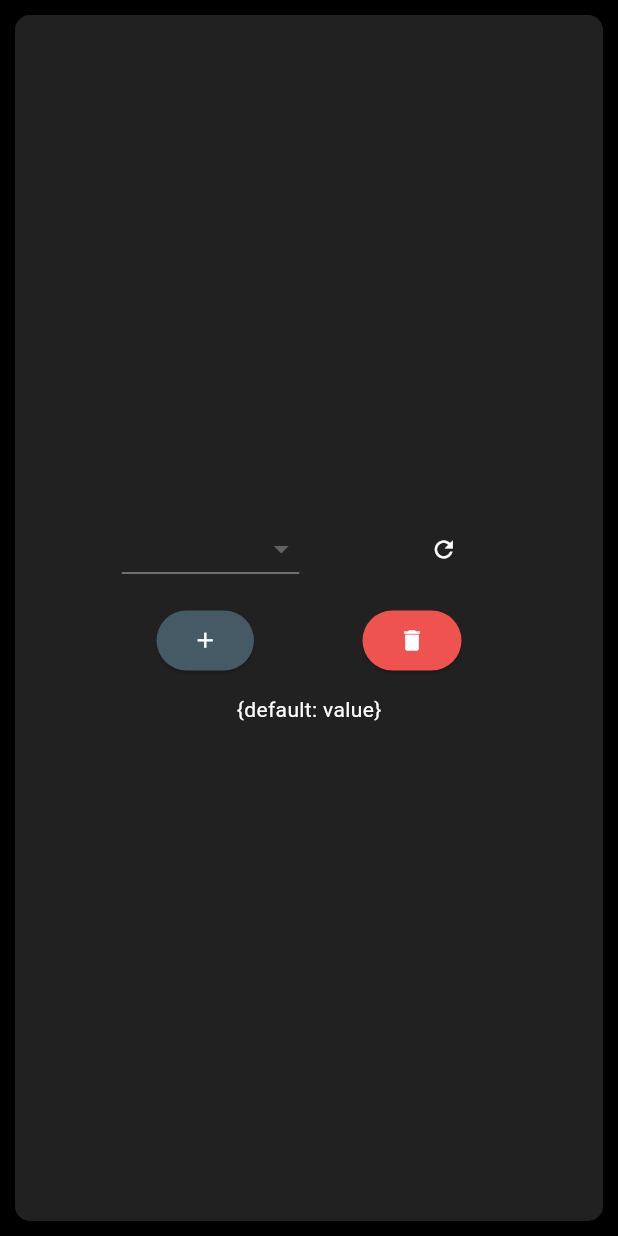
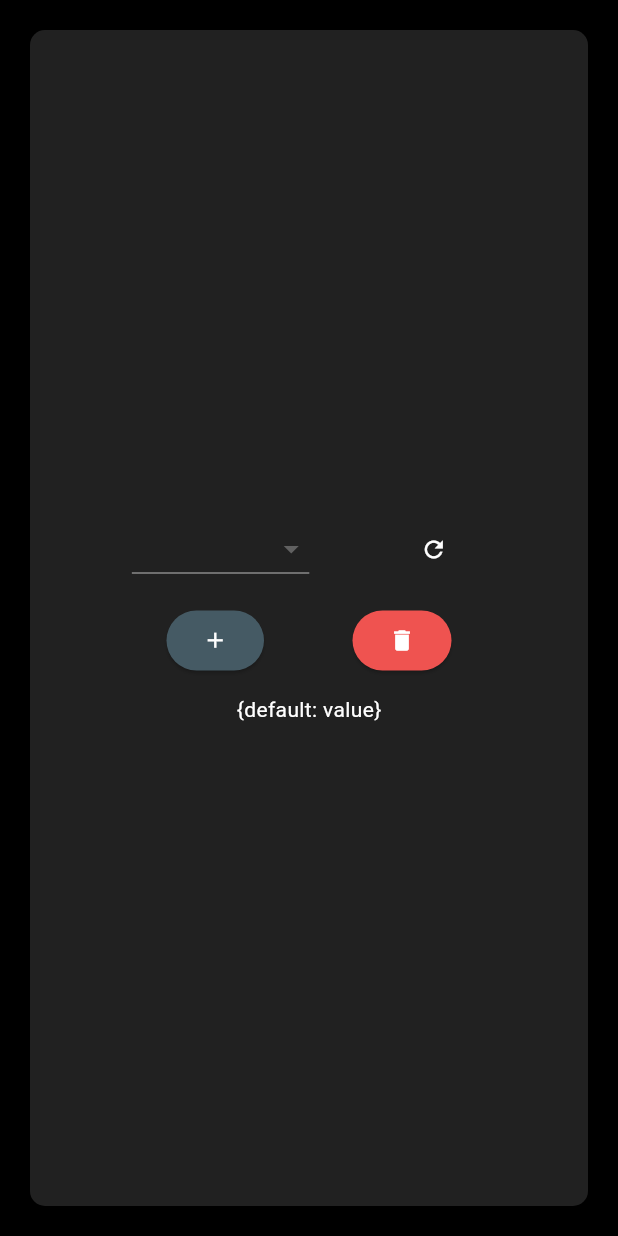
Before and after one commit to dazemc/wipi, a Flutter app: the screen it shows after launch, on a phone screen of 412 x 824 dp. Run offline on Flutter 3.47's test engine with Material 3 defaults, Android fonts, the phone set to English and light mode, and no system bars; our stand-ins replace get.

Commit message:
reduce padding/margins to work on mobile

```diff
--- a/lib/views/wipi_home.dart
+++ b/lib/views/wipi_home.dart
@@ -13,10 +13,8 @@ class WiPiHome extends StatelessWidget {
           color: Colors.grey[900],
           borderRadius: BorderRadius.circular(10),
         ),
-        margin: const EdgeInsets.all(10),
-        padding: const EdgeInsets.all(10),
-        // width: 333,
-        // height: 333,
+        margin: const EdgeInsets.all(20),
+        padding: const EdgeInsets.all(20),
         child: Column(
           mainAxisAlignment: MainAxisAlignment.center,
           children: [
```
